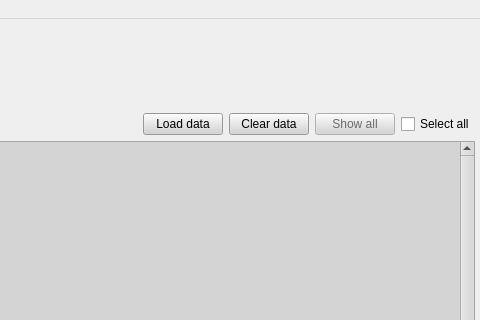
The window that components/UiMainWindow.ui (bubuding0809/XML-Converter) describes before a commit, drawn with Qt 5; both pictures show x 793 to 1273 and y 0 to 320 of the 1273 by 945 pixel window.
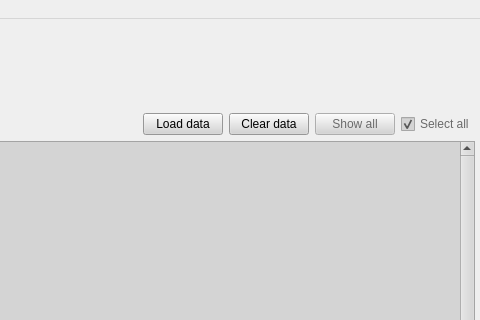
The same window after the commit.

Commit message: Implemented toggle select all teststep checkbox function

```diff
--- a/components/UiMainWindow.ui
+++ b/components/UiMainWindow.ui
@@ -686,11 +686,17 @@
           <item>
            <widget class="QCheckBox" name="selectAll_checkBox">
             <property name="enabled">
-             <bool>true</bool>
+             <bool>false</bool>
             </property>
             <property name="text">
              <string>Select all</string>
             </property>
+            <property name="checkable">
+             <bool>true</bool>
+            </property>
+            <property name="checked">
+             <bool>true</bool>
+            </property>
            </widget>
           </item>
          </layout>
```
The commit also changes 4 other files.
